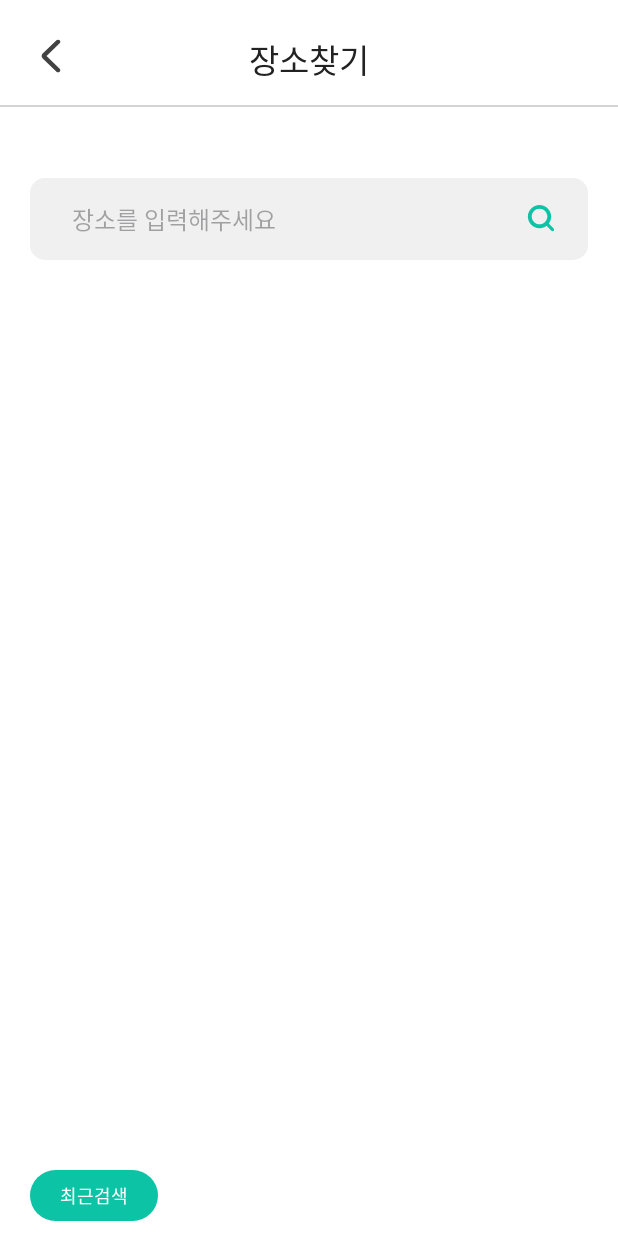
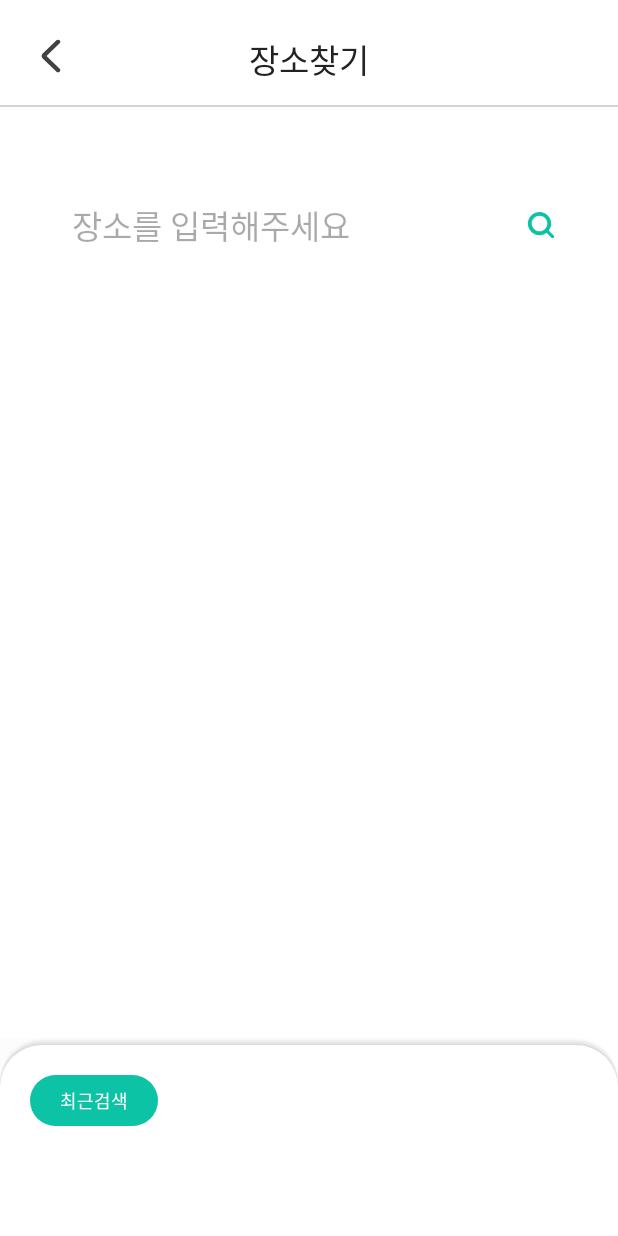
Before and after one commit to TImeCAlling/TImeCAlling_FE, an Android app: the LocationSearchFragment screen opened through its navigation route, on a phone screen of 412 x 824 dp. Run offline under Robolectric (Android 15) with nearby library versions, the phone set to English and light mode, and no system bars; our stand-ins replace Dagger/Hilt's generated code, data binding, navigation-ui; libraries missing offline, so code that uses them is left out: com.skt.tmap; 5 statements that could not run were skipped.

Commit message:
[UI/#12] 최근 검색 기록 저장 구현 (다시 build해도 저장됨)

```diff
--- /dev/null
+++ b/app/src/main/java/com/umc/timeCAlling/di/DataStoreModule.kt
@@ -0,0 +1,19 @@
+package com.umc.timeCAlling.di
+
+import android.content.Context
+import android.content.SharedPreferences
+import dagger.Module
+import dagger.Provides
+import dagger.hilt.InstallIn
+import dagger.hilt.android.qualifiers.ApplicationContext
+import dagger.hilt.components.SingletonComponent
+import javax.inject.Singleton
+
+@Module
+@InstallIn(SingletonComponent::class)
+object DataStoreModule {
+    @Provides
+    @Singleton
+    fun provideSharedPreferences(@ApplicationContext context: Context): SharedPreferences =
+        context.getSharedPreferences(context.packageName, Context.MODE_PRIVATE)
+}
--- /dev/null
+++ b/app/src/main/java/com/umc/timeCAlling/presentation/addSchedule/AddScheduleViewModel.kt
@@ -0,0 +1,59 @@
+package com.umc.timeCAlling.presentation.addSchedule
+
+import android.content.Context
+import android.content.SharedPreferences
+import androidx.lifecycle.LiveData
+import androidx.lifecycle.MutableLiveData
+import androidx.lifecycle.ViewModel
+import com.google.gson.Gson
+import com.google.gson.reflect.TypeToken
+import dagger.hilt.android.lifecycle.HiltViewModel
+import javax.inject.Inject
+import kotlin.collections.remove
+import kotlin.collections.toMutableList
+
+@HiltViewModel
+class AddScheduleViewModel @Inject constructor( // @Inject : 의존성 주입을 받겠다.
+    private val spf: SharedPreferences
+    ) : ViewModel() {
+
+    private val maxRecentSearches = 10 // 최대 검색어 개수
+    private val _recentSearches = MutableLiveData<List<String>>(emptyList())
+    val recentSearches: LiveData<List<String>> = _recentSearches
+
+    init {
+        _recentSearches.value = loadRecentSearches() // 초기화 시 로드
+    }
+
+    fun addRecentSearch(search: String) {
+        val updatedSearches = _recentSearches.value?.toMutableList()?.also {
+            it.remove(search) // 중복된 검색어 제거
+            it.add(0, search) // 최근 검색어를 맨 앞에 추가
+            if (it.size > maxRecentSearches) {
+                it.removeAt(it.size - 1) // 최대 개수 초과 시 오래된 검색어 삭제
+            }
+        }
+        _recentSearches.value = updatedSearches ?: listOf(search)
+        saveRecentSearches(_recentSearches.value!!) // 저장
+    }
+
+    fun deleteRecentSearch(search: String) {
+        val updatedSearches = _recentSearches.value?.toMutableList()?.also { it.remove(search) }
+        _recentSearches.value = updatedSearches ?: emptyList()
+        saveRecentSearches(_recentSearches.value!!) // 저장
+    }
+
+    private fun loadRecentSearches(): List<String> {
+        val searchesJson = spf.getString("searches", null)
+        return if (searchesJson != null) {
+            Gson().fromJson(searchesJson, object : TypeToken<List<String>>() {}.type)
+        } else {
+            emptyList()
+        }
+    }
+
+    private fun saveRecentSearches(searches: List<String>) {
+        val searchesJson = Gson().toJson(searches)
+        spf.edit().putString("searches", searchesJson).apply()
+    }
+}
--- a/app/src/main/java/com/umc/timeCAlling/presentation/addSchedule/LocationSearchFragment.kt
+++ b/app/src/main/java/com/umc/timeCAlling/presentation/addSchedule/LocationSearchFragment.kt
@@ -6,10 +6,15 @@ import android.graphics.BitmapFactory
 import android.util.Log
 import android.view.View
 import android.view.inputmethod.EditorInfo
+import androidx.constraintlayout.widget.ConstraintLayout
 import androidx.core.app.ActivityCompat
 import androidx.core.content.ContextCompat
+import androidx.fragment.app.activityViewModels
+import androidx.fragment.app.viewModels
+import androidx.recyclerview.widget.LinearLayoutManager
 import com.google.android.gms.location.LocationServices
 import com.google.android.material.bottomnavigation.BottomNavigationView
+import com.google.android.material.bottomsheet.BottomSheetBehavior
 import com.skt.tmap.TMapData
 import com.skt.tmap.TMapPoint
 import com.skt.tmap.TMapTapi
@@ -24,6 +29,8 @@ import dagger.hilt.android.AndroidEntryPoint
 @AndroidEntryPoint
 class LocationSearchFragment : BaseFragment<FragmentLocationSearchBinding>(com.umc.timeCAlling.R.layout.fragment_location_search) {
 
+    private val viewModel: AddScheduleViewModel by activityViewModels() // ViewModel 초기화
+    private lateinit var bottomSheetBehavior: BottomSheetBehavior<ConstraintLayout>
     private lateinit var tMapView: TMapView
     private lateinit var tmapTapi: TMapTapi
     private lateinit var tmapData: TMapData
@@ -40,6 +47,8 @@ class LocationSearchFragment : BaseFragment<FragmentLocationSearchBinding>(com.u
         bottomNavigationRemove()
         initTMapView() // TMapView 초기화
         initTMapTapi()
+        initPostListRVA()
+        initBottomSheet()
         tmapData = TMapData()
 
         // initView()에서 현재 위치 로그에 출력
@@ -69,6 +78,8 @@ class LocationSearchFragment : BaseFragment<FragmentLocationSearchBinding>(com.u
 
         binding.ivLocationSearch.setOnClickListener {
             searchLocation()
+            val keyword = binding.etLocationSearchLocation.text.toString()
+            viewModel.addRecentSearch(keyword) // 검색어 추가
         }
     }
 
@@ -140,6 +151,21 @@ class LocationSearchFragment : BaseFragment<FragmentLocationSearchBinding>(com.u
         binding.tmapView.addView(tMapView)
     }
 
+    private fun initPostListRVA() {
+        val recentSearchRVA = RecentSearchRVA(viewModel, viewLifecycleOwner)
+        binding.rvRecentSearch.adapter = recentSearchRVA
+        binding.rvRecentSearch.layoutManager = LinearLayoutManager(requireContext())
+    }
+
+    private fun initBottomSheet() {
+        val bottomSheet = binding.bottomSheetRecentSearch // BottomSheet 레이아웃 ID
+        bottomSheetBehavior = BottomSheetBehavior.from(bottomSheet)
+        bottomSheetBehavior.state = BottomSheetBehavior.STATE_HIDDEN // 초기 상태 숨김
+        bottomSheetBehavior.peekHeight = 200
+        bottomSheetBehavior.isHideable = false // 드래그하여 숨기기 설정
+        bottomSheetBehavior.skipCollapsed = true // 숨김 상태로 바로 전환
+        }
+
     companion object {
         private const val LOCATION_PERMISSION_REQUEST_CODE = 1000
     }
--- /dev/null
+++ b/app/src/main/java/com/umc/timeCAlling/presentation/addSchedule/RecentSearchRVA.kt
@@ -0,0 +1,50 @@
+package com.umc.timeCAlling.presentation.addSchedule
+
+import android.view.LayoutInflater
+import android.view.View
+import android.view.ViewGroup
+import android.widget.ImageView
+import android.widget.TextView
+import androidx.lifecycle.LifecycleOwner
+import androidx.recyclerview.widget.RecyclerView
+import com.bumptech.glide.Glide.init
+import com.umc.timeCAlling.R
+
+class RecentSearchRVA(
+    private val viewModel: AddScheduleViewModel,
+    private val lifecycleOwner: LifecycleOwner // LifecycleOwner 추가
+) : RecyclerView.Adapter<RecentSearchRVA.RecentSearchViewHolder>() {
+
+    private var recentSearches: List<String> = viewModel.recentSearches.value ?: emptyList() // 초기값 설정
+
+    init {
+        viewModel.recentSearches.observe(lifecycleOwner) { searches ->
+            recentSearches = searches.orEmpty() // null 처리 추가
+            notifyDataSetChanged()
+        }
+    }
+
+    class RecentSearchViewHolder(itemView: View) : RecyclerView.ViewHolder(itemView) {
+        val searchTextView: TextView = itemView.findViewById(R.id.tv_recent_search)
+        val deleteImageView: ImageView = itemView.findViewById(R.id.iv_recent_search_delete)
+    }
+
+    override fun onCreateViewHolder(parent: ViewGroup, viewType: Int): RecentSearchViewHolder {
+        val itemView = LayoutInflater.from(parent.context)
+            .inflate(R.layout.item_recent_search, parent, false) // item_recent_search 레이아웃 파일 이름 확인
+        return RecentSearchViewHolder(itemView)
+    }
+
+    override fun onBindViewHolder(holder: RecentSearchViewHolder, position: Int) {
+        val recentSearch = recentSearches.getOrNull(position) ?: return // null 처리 추가
+
+        holder.searchTextView.text = recentSearch
+        holder.deleteImageView.setOnClickListener {
+            viewModel.deleteRecentSearch(recentSearch)
+        }
+    }
+
+    override fun getItemCount(): Int {
+        return recentSearches.size
+    }
+}
--- a/app/src/main/res/layout/fragment_location_search.xml
+++ b/app/src/main/res/layout/fragment_location_search.xml
@@ -45,19 +45,26 @@
         </androidx.constraintlayout.widget.ConstraintLayout>
 
         <View
-            android:id="@+id/view_add_schedule_line"
+            android:id="@+id/view_location_search_line"
             android:layout_width="match_parent"
             android:layout_height="1dp"
             android:background="@color/line"
             app:layout_constraintTop_toBottomOf="@id/topbar"
             android:layout_marginTop="14dp"/>
 
+        <FrameLayout
+            android:id="@+id/tmap_view"
+            android:layout_width="match_parent"
+            android:layout_height="wrap_content"
+            app:layout_constraintTop_toBottomOf="@id/view_location_search_line">
+        </FrameLayout>
+
         <LinearLayout
             android:id="@+id/layout_location_search_location"
             android:layout_width="match_parent"
             android:layout_height="wrap_content"
-            android:background="@drawable/shape_rect_10_gray250_fill"
-            app:layout_constraintTop_toBottomOf="@id/view_add_schedule_line"
+            android:background="@drawable/shape_rect_30_white_fill"
+            app:layout_constraintTop_toBottomOf="@id/view_location_search_line"
             android:layout_marginTop="47dp"
             android:layout_marginHorizontal="20dp"
             android:paddingHorizontal="20dp"
@@ -69,7 +76,7 @@
                 android:layout_width="0dp"
                 android:layout_height="wrap_content"
                 android:hint="장소를 입력해주세요"
-                style="@style/TextAppearance.TimeCAlling.Body1.Hint"
+                style="@style/TextAppearance.TimeCAlling.Head3"
                 android:background="@color/transparency"
                 android:layout_marginStart="8dp"
                 android:layout_weight="1"/>
@@ -83,14 +90,6 @@
 
         </LinearLayout>
 
-        <FrameLayout
-            android:id="@+id/tmap_view"
-            android:layout_width="match_parent"
-            android:layout_height="300dp"
-            app:layout_constraintTop_toBottomOf="@id/layout_location_search_location"
-            android:layout_marginHorizontal="20dp"
-            android:layout_marginTop="20dp">
-        </FrameLayout>
 
         <androidx.coordinatorlayout.widget.CoordinatorLayout
             android:layout_width="match_parent"
@@ -100,10 +99,10 @@
             <androidx.constraintlayout.widget.ConstraintLayout
                 android:id="@+id/bottom_sheet_recent_search"
                 android:layout_width="match_parent"
-                android:layout_height="200dp"
+                android:layout_height="500dp"
                 app:layout_behavior="com.google.android.material.bottomsheet.BottomSheetBehavior"
                 app:layout_constraintBottom_toBottomOf="parent"
-                android:background="@drawable/shape_bottom_sheet">
+                android:background="@drawable/bg_bottom">
 
                 <TextView
                     android:id="@+id/tv_title_recent_search"
@@ -120,20 +119,15 @@
                     android:layout_marginStart="20dp"
                     android:layout_marginTop="20dp"/>
 
-                <LinearLayout
-                    android:id="@+id/layout_recent_search_item"
+                <androidx.recyclerview.widget.RecyclerView
+                    android:id="@+id/rv_recent_search"
                     android:layout_width="match_parent"
                     android:layout_height="wrap_content"
-                    android:layout_marginHorizontal="20dp"
                     app:layout_constraintTop_toBottomOf="@id/tv_title_recent_search"
+                    app:layout_constraintStart_toStartOf="parent"
+                    app:layout_constraintEnd_toEndOf="parent"
                     android:layout_marginTop="32dp"
-                    android:orientation="vertical">
-
-
-
-                </LinearLayout>
-
-
+                    android:layout_marginHorizontal="20dp"/>
 
             </androidx.constraintlayout.widget.ConstraintLayout>
 
--- a/app/src/main/res/values/appearances.xml
+++ b/app/src/main/res/values/appearances.xml
@@ -24,6 +24,12 @@
         <item name="android:textSize">22sp</item>
         <item name="android:textColor">@color/gray_900</item>
         <item name="fontFamily">@font/pretendard_semibold</item>
+    </style>
+
+    <style name="TextAppearance.TimeCAlling.Head3">
+        <item name="android:textSize">22sp</item>
+        <item name="android:textColor">@color/gray_900</item>
+        <item name="fontFamily">@font/pretendard_regular</item>
     </style>
 
     <style name="TextAppearance.TimeCAlling.Head4">
```
Also changed, not shown: app/src/main/res/layout/item_recent_search.xml (added, +48 -0 lines), app/src/main/res/drawable/ic_delete.png (added).
